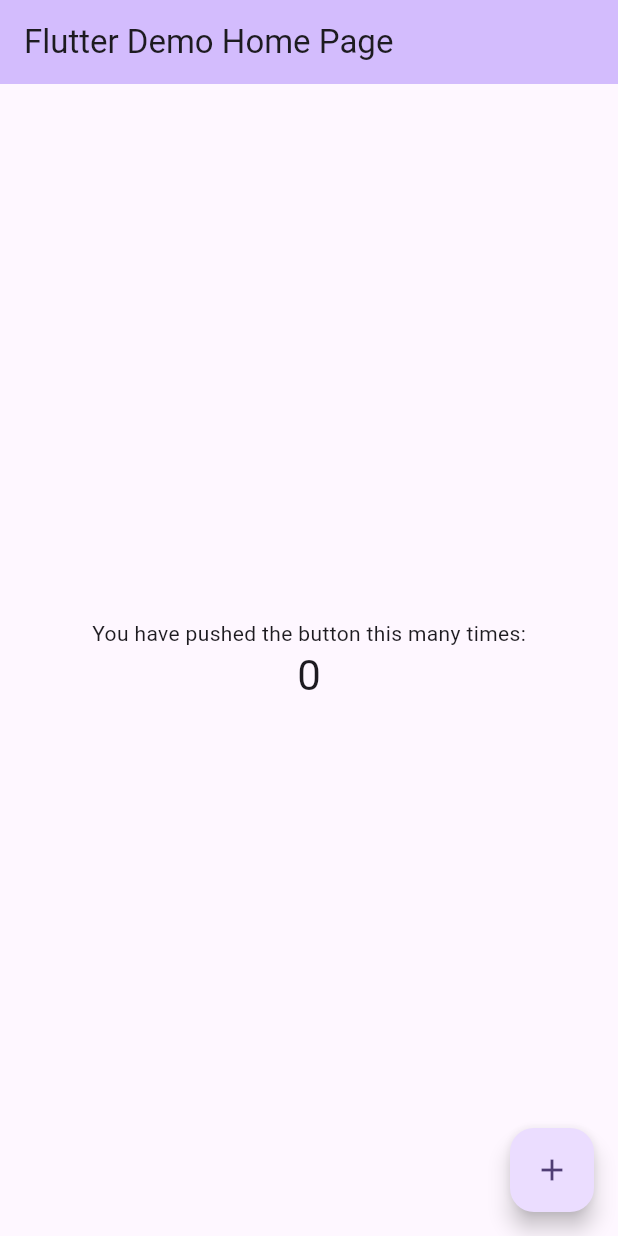
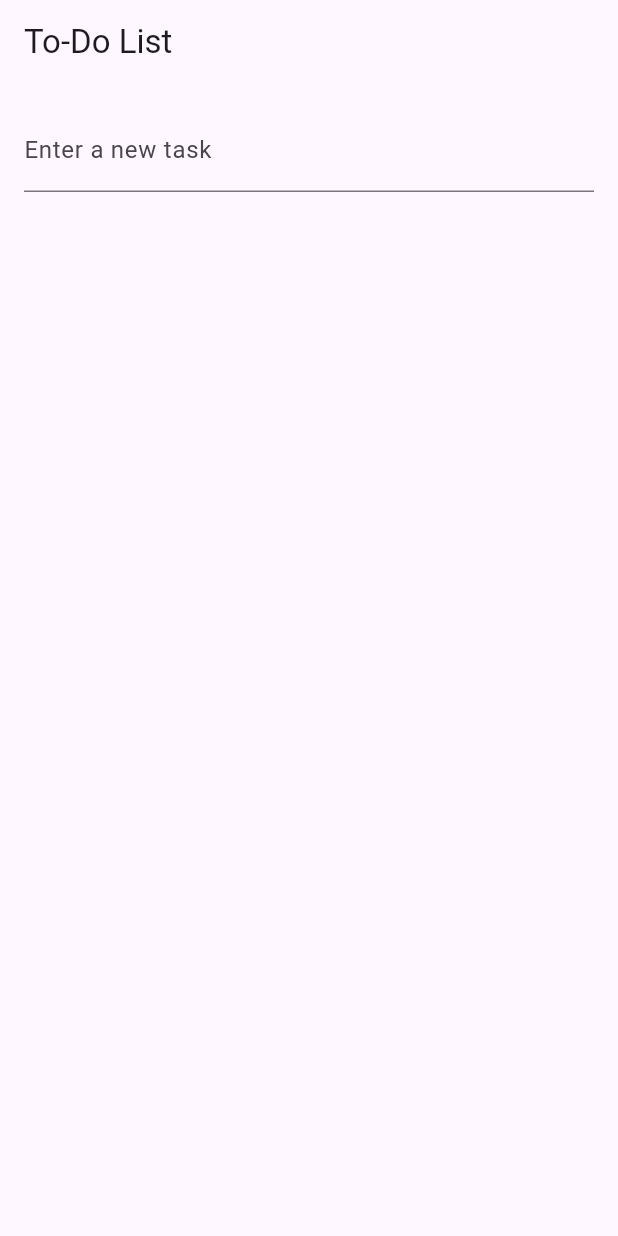
Before and after one commit to mstacmw/todo-list, a Flutter app: the screen it shows after launch, on a phone screen of 412 x 824 dp. Run offline on Flutter 3.47's test engine with Material 3 defaults, Android fonts, the phone set to English and light mode, and no system bars.

Commit message:
bare bones of to-do list app

```diff
--- a/sample_project/lib/main.dart
+++ b/sample_project/lib/main.dart
@@ -7,45 +7,20 @@ void main() {
 class MyApp extends StatelessWidget {
   const MyApp({super.key});
 
-  // This widget is the root of your application.
   @override
   Widget build(BuildContext context) {
     return MaterialApp(
-      title: 'Flutter Demo',
+      title: 'To-Do List',
       theme: ThemeData(
-        // This is the theme of your application.
-        //
-        // TRY THIS: Try running your application with "flutter run". You'll see
-        // the application has a purple toolbar. Then, without quitting the app,
-        // try changing the seedColor in the colorScheme below to Colors.green
-        // and then invoke "hot reload" (save your changes or press the "hot
-        // reload" button in a Flutter-supported IDE, or press "r" if you used
-        // the command line to start the app).
-        //
-        // Notice that the counter didn't reset back to zero; the application
-        // state is not lost during the reload. To reset the state, use hot
-        // restart instead.
-        //
-        // This works for code too, not just values: Most code changes can be
-        // tested with just a hot reload.
         colorScheme: ColorScheme.fromSeed(seedColor: Colors.deepPurple),
       ),
-      home: const MyHomePage(title: 'Flutter Demo Home Page'),
+      home: const MyHomePage(title: 'To-Do List'),
     );
   }
 }
 
 class MyHomePage extends StatefulWidget {
   const MyHomePage({super.key, required this.title});
-
-  // This widget is the home page of your application. It is stateful, meaning
-  // that it has a State object (defined below) that contains fields that affect
-  // how it looks.
-
-  // This class is the configuration for the state. It holds the values (in this
-  // case the title) provided by the parent (in this case the App widget) and
-  // used by the build method of the State. Fields in a Widget subclass are
-  // always marked "final".
 
   final String title;
 
@@ -54,69 +29,48 @@ class MyHomePage extends StatefulWidget {
 }
 
 class _MyHomePageState extends State<MyHomePage> {
-  int _counter = 0;
+  final List<String> _tasks = [];
+  final TextEditingController _controller = TextEditingController();
 
-  void _incrementCounter() {
-    setState(() {
-      // This call to setState tells the Flutter framework that something has
-      // changed in this State, which causes it to rerun the build method below
-      // so that the display can reflect the updated values. If we changed
-      // _counter without calling setState(), then the build method would not be
-      // called again, and so nothing would appear to happen.
-      _counter++;
-    });
+  void _addTask(String task) {
+    if (task.isNotEmpty) {
+      setState(() {
+        _tasks.add(task);
+        _controller.clear(); // Clear input after adding the task
+      });
+    }
   }
 
   @override
   Widget build(BuildContext context) {
-    // This method is rerun every time setState is called, for instance as done
-    // by the _incrementCounter method above.
-    //
-    // The Flutter framework has been optimized to make rerunning build methods
-    // fast, so that you can just rebuild anything that needs updating rather
-    // than having to individually change instances of widgets.
     return Scaffold(
       appBar: AppBar(
-        // TRY THIS: Try changing the color here to a specific color (to
-        // Colors.amber, perhaps?) and trigger a hot reload to see the AppBar
-        // change color while the other colors stay the same.
-        backgroundColor: Theme.of(context).colorScheme.inversePrimary,
-        // Here we take the value from the MyHomePage object that was created by
-        // the App.build method, and use it to set our appbar title.
         title: Text(widget.title),
       ),
-      body: Center(
-        // Center is a layout widget. It takes a single child and positions it
-        // in the middle of the parent.
+      body: Padding(
+        padding: const EdgeInsets.all(16.0),
         child: Column(
-          // Column is also a layout widget. It takes a list of children and
-          // arranges them vertically. By default, it sizes itself to fit its
-          // children horizontally, and tries to be as tall as its parent.
-          //
-          // Column has various properties to control how it sizes itself and
-          // how it positions its children. Here we use mainAxisAlignment to
-          // center the children vertically; the main axis here is the vertical
-          // axis because Columns are vertical (the cross axis would be
-          // horizontal).
-          //
-          // TRY THIS: Invoke "debug painting" (choose the "Toggle Debug Paint"
-          // action in the IDE, or press "p" in the console), to see the
-          // wireframe for each widget.
-          mainAxisAlignment: MainAxisAlignment.center,
           children: <Widget>[
-            const Text('You have pushed the button this many times:'),
-            Text(
-              '$_counter',
-              style: Theme.of(context).textTheme.headlineMedium,
+            TextField(
+              controller: _controller,
+              decoration: const InputDecoration(
+                labelText: 'Enter a new task',
+              ),
+              onSubmitted: _addTask, // Add task when the user presses Enter
+            ),
+            Expanded(
+              child: ListView.builder(
+                itemCount: _tasks.length,
+                itemBuilder: (context, index) {
+                  return ListTile(
+                    title: Text(_tasks[index]),
+                  );
+                },
+              ),
             ),
           ],
         ),
       ),
-      floatingActionButton: FloatingActionButton(
-        onPressed: _incrementCounter,
-        tooltip: 'Increment',
-        child: const Icon(Icons.add),
-      ), // This trailing comma makes auto-formatting nicer for build methods.
     );
   }
 }
```
